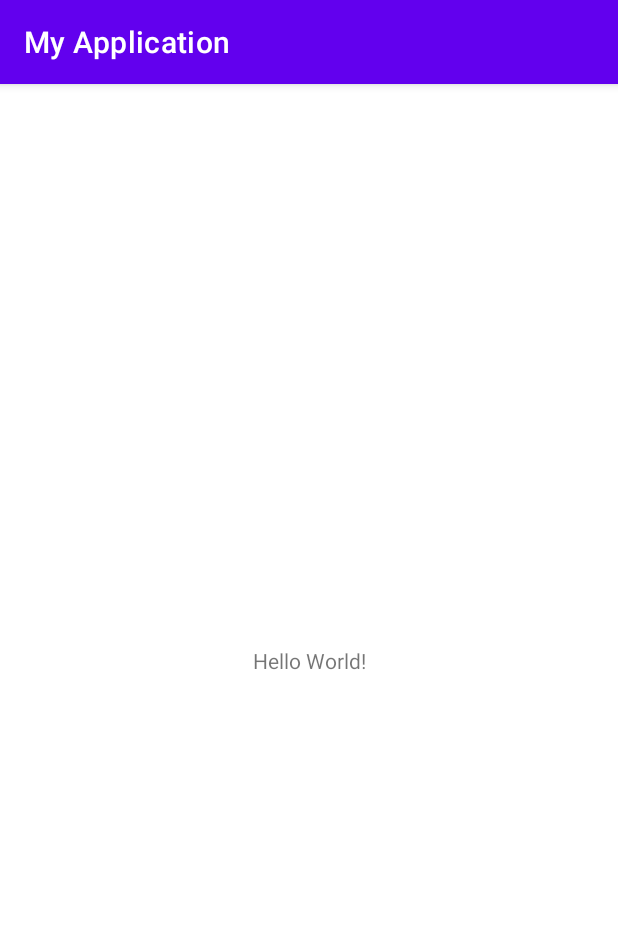
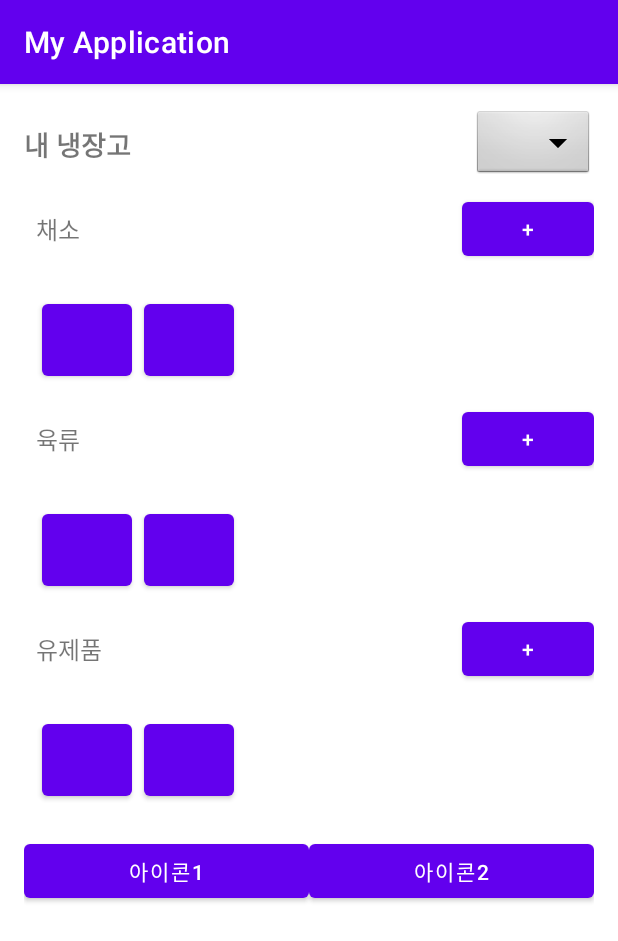
Before and after one commit to Dowon-Study/mobile, an Android app: the screen it shows after launch (MainActivity), on a phone screen of 412 x 824 dp. Shown: the top 941 px of the screen. Run offline under Robolectric (Android 15) with nearby library versions, the phone set to English and light mode, and no system bars.

Commit message:
대략적인 틀

```diff
--- a/app/src/main/res/layout/activity_main.xml
+++ b/app/src/main/res/layout/activity_main.xml
@@ -1,18 +1,187 @@
-<?xml version="1.0" encoding="utf-8"?>
-<androidx.constraintlayout.widget.ConstraintLayout xmlns:android="http://schemas.android.com/apk/res/android"
-    xmlns:app="http://schemas.android.com/apk/res-auto"
-    xmlns:tools="http://schemas.android.com/tools"
+<LinearLayout
+    xmlns:android="http://schemas.android.com/apk/res/android"
     android:layout_width="match_parent"
     android:layout_height="match_parent"
-    tools:context=".MainActivity">
+    android:orientation="vertical"
+    android:padding="16dp">
 
-    <TextView
-        android:layout_width="wrap_content"
+    <!-- 상단 바 -->
+    <LinearLayout
+        android:layout_width="match_parent"
         android:layout_height="wrap_content"
-        android:text="Hello World!"
-        app:layout_constraintBottom_toBottomOf="parent"
-        app:layout_constraintEnd_toEndOf="parent"
-        app:layout_constraintStart_toStartOf="parent"
-        app:layout_constraintTop_toTopOf="parent" />
+        android:orientation="horizontal"
+        android:gravity="center_vertical"
+        android:paddingBottom="8dp">
 
-</androidx.constraintlayout.widget.ConstraintLayout>
+        <TextView
+            android:layout_width="0dp"
+            android:layout_height="wrap_content"
+            android:layout_weight="1"
+            android:text="내 냉장고"
+            android:textSize="18sp"
+            android:textStyle="bold"/>
+
+        <Spinner
+            android:id="@+id/spinnerMode"
+            android:layout_width="wrap_content"
+            android:layout_height="wrap_content"
+            android:background="@android:drawable/btn_dropdown"/>
+    </LinearLayout>
+
+    <!-- 채소 -->
+    <LinearLayout
+        android:layout_width="match_parent"
+        android:layout_height="wrap_content"
+        android:orientation="horizontal"
+        android:gravity="center_vertical"
+        android:paddingBottom="8dp">
+
+        <TextView
+            android:layout_width="0dp"
+            android:layout_height="wrap_content"
+            android:layout_weight="1"
+            android:text="채소"
+            android:textSize="16sp"
+            android:padding="8dp"/>
+
+        <Button
+            android:id="@+id/btnAddVeg"
+            android:layout_width="wrap_content"
+            android:layout_height="wrap_content"
+            android:text="+"
+            android:layout_gravity="end"/>
+    </LinearLayout>
+
+    <GridLayout
+        android:layout_width="match_parent"
+        android:layout_height="wrap_content"
+        android:columnCount="4"
+        android:padding="8dp">
+
+        <Button
+            android:id="@+id/btnVeg1"
+            android:layout_width="60dp"
+            android:layout_height="60dp"
+
+            android:layout_margin="4dp"/>
+        <Button
+            android:id="@+id/btnVeg2"
+            android:layout_width="60dp"
+            android:layout_height="60dp"
+
+            android:layout_margin="4dp"/>
+        <!-- 추가 버튼 -->
+    </GridLayout>
+
+    <!-- 육류 -->
+    <LinearLayout
+        android:layout_width="match_parent"
+        android:layout_height="wrap_content"
+        android:orientation="horizontal"
+        android:gravity="center_vertical"
+        android:paddingBottom="8dp">
+
+        <TextView
+            android:layout_width="0dp"
+            android:layout_height="wrap_content"
+            android:layout_weight="1"
+            android:text="육류"
+            android:textSize="16sp"
+            android:padding="8dp"/>
+
+        <Button
+            android:id="@+id/btnAddMeat"
+            android:layout_width="wrap_content"
+            android:layout_height="wrap_content"
+            android:text="+"
+            android:layout_gravity="end"/>
+    </LinearLayout>
+
+    <GridLayout
+        android:layout_width="match_parent"
+        android:layout_height="wrap_content"
+        android:columnCount="4"
+        android:padding="8dp">
+
+        <Button
+            android:id="@+id/btnMeat1"
+            android:layout_width="60dp"
+            android:layout_height="60dp"
+
+            android:layout_margin="4dp"/>
+        <Button
+            android:id="@+id/btnMeat2"
+            android:layout_width="60dp"
+            android:layout_height="60dp"
+
+            android:layout_margin="4dp"/>
+        <!-- 추가 버튼 -->
+    </GridLayout>
+
+    <!-- 유제품 -->
+    <LinearLayout
+        android:layout_width="match_parent"
+        android:layout_height="wrap_content"
+        android:orientation="horizontal"
+        android:gravity="center_vertical"
+        android:paddingBottom="8dp">
+
+        <TextView
+            android:layout_width="0dp"
+            android:layout_height="wrap_content"
+            android:layout_weight="1"
+            android:text="유제품"
+            android:textSize="16sp"
+            android:padding="8dp"/>
+
+        <Button
+            android:id="@+id/btnAddDairy"
+            android:layout_width="wrap_content"
+            android:layout_height="wrap_content"
+            android:text="+"
+            android:layout_gravity="end"/>
+    </LinearLayout>
+
+    <GridLayout
+        android:layout_width="match_parent"
+        android:layout_height="wrap_content"
+        android:columnCount="4"
+        android:padding="8dp">
+
+        <Button
+            android:id="@+id/btnDairy1"
+            android:layout_width="60dp"
+            android:layout_height="60dp"
+
+            android:layout_margin="4dp"/>
+        <Button
+            android:id="@+id/btnDairy2"
+            android:layout_width="60dp"
+            android:layout_height="60dp"
+
+            android:layout_margin="4dp"/>
+        <!-- 추가 버튼 -->
+    </GridLayout>
+
+    <!-- 하단 네비게이션 바 -->
+    <LinearLayout
+        android:layout_width="match_parent"
+        android:layout_height="wrap_content"
+        android:orientation="horizontal"
+        android:gravity="center"
+        android:paddingTop="8dp">
+
+        <Button
+            android:id="@+id/btnNav1"
+            android:layout_width="0dp"
+            android:layout_height="wrap_content"
+            android:layout_weight="1"
+            android:text="아이콘1"/>
+        <Button
+            android:id="@+id/btnNav2"
+            android:layout_width="0dp"
+            android:layout_height="wrap_content"
+            android:layout_weight="1"
+            android:text="아이콘2"/>
+    </LinearLayout>
+</LinearLayout>
--- a/app/src/main/res/values/strings.xml
+++ b/app/src/main/res/values/strings.xml
@@ -1,3 +1,7 @@
 <resources>
     <string name="app_name">My Application</string>
+    <string-array name="mode_array">
+        <item>냉장실</item>
+        <item>냉동실</item>
+    </string-array>
 </resources>
```
